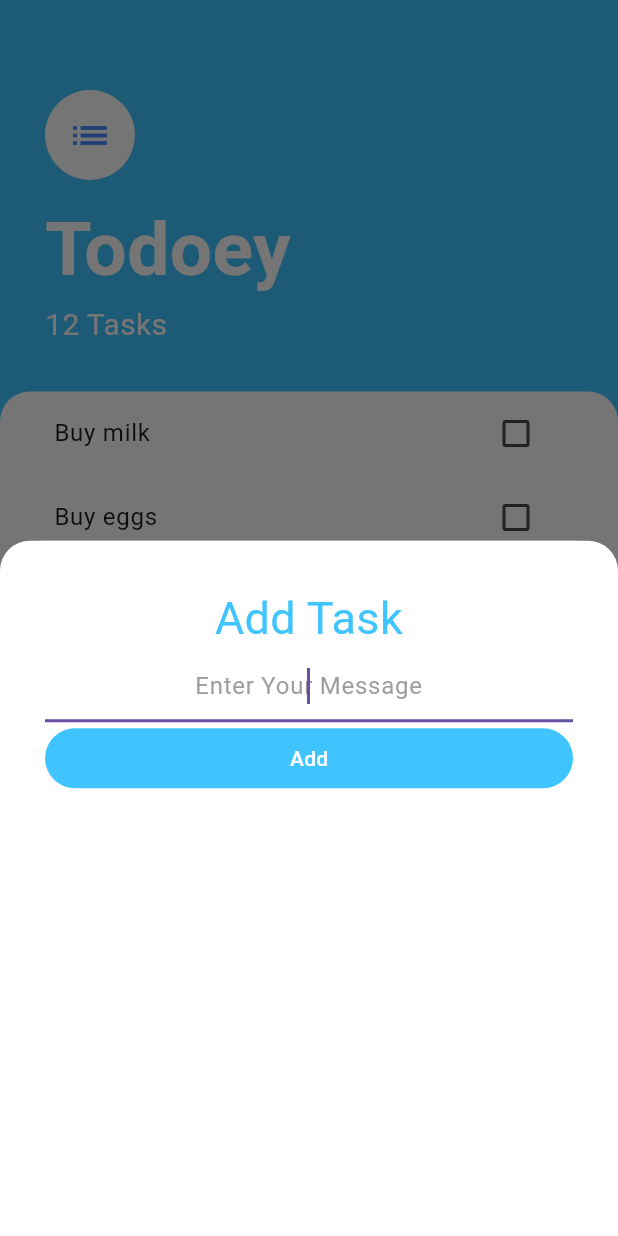
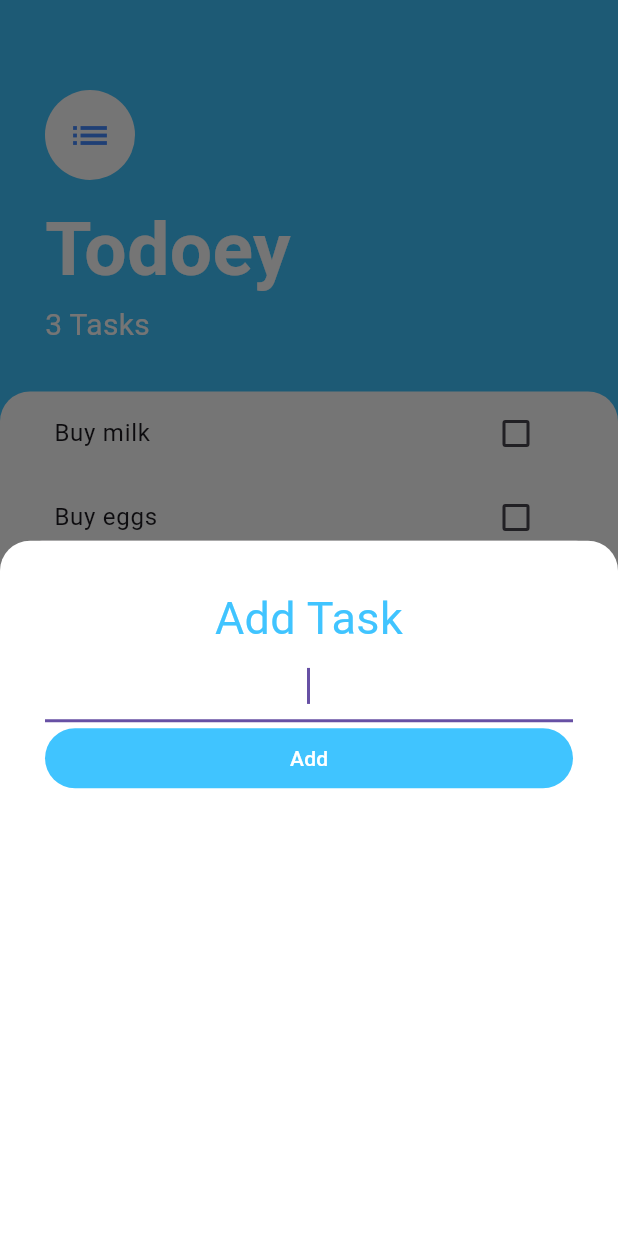
Before and after one commit to JuanBueno21/todoey_app, a Flutter app: the screen it shows after launch, after a tap on the "add" icon, on a phone screen of 412 x 824 dp. Run offline on Flutter 3.47's test engine with Material 3 defaults, Android fonts, the phone set to English and light mode, and no system bars.

Commit message:
[todoey] add more tasks into widget

```diff
--- a/lib/main.dart
+++ b/lib/main.dart
@@ -1,14 +1,14 @@
 import 'package:flutter/material.dart';
 import 'package:todoey_app/screens/tasks_screen.dart';
 
-void main() => runApp( const MyApp());
+void main() => runApp(const  MyApp());
 
 class MyApp extends StatelessWidget {
   const MyApp({super.key});
 
   @override
   Widget build(BuildContext context) {
-    return const MaterialApp(
+    return MaterialApp(
       debugShowCheckedModeBanner: false,
       home: TasksScreen(),
     );
--- a/lib/screens/add_task_screen.dart
+++ b/lib/screens/add_task_screen.dart
@@ -1,10 +1,15 @@
 import 'package:flutter/material.dart';
 
 class AddTaskScreen extends StatelessWidget {
-  const AddTaskScreen({super.key});
+
+  String newTaskTitle;
+  final Function addTaskCallback;
+
+  AddTaskScreen({Key? key, required this.addTaskCallback,required this.newTaskTitle}) : super(key: key);
 
   @override
   Widget build(BuildContext context) {
+
     return Container(
       color: const Color(0xff757575),
       child: Container(
@@ -22,11 +27,10 @@ class AddTaskScreen extends StatelessWidget {
             const Text("Add Task", textAlign: TextAlign.center,
               style: TextStyle(fontSize: 30.0, color: Colors.lightBlueAccent,),
             ),
-            const TextField(autofocus: true, textAlign: TextAlign.center,
-              decoration: InputDecoration(
-                hintText: "Enter Your Message",
-                hintStyle: TextStyle(color: Colors.grey),
-              ),
+            TextField(autofocus: true, textAlign: TextAlign.center,
+              onChanged: (newText) {
+              newTaskTitle = newText;
+              },
             ),
             TextButton(
               style: ButtonStyle(
@@ -37,7 +41,9 @@ class AddTaskScreen extends StatelessWidget {
                   Colors.lightBlueAccent,
                 ),
               ),
-              onPressed: () {},
+              onPressed: () {
+                addTaskCallback(newTaskTitle);
+              },
               child: const Text('Add'),
             )
           ],
--- a/lib/screens/tasks_screen.dart
+++ b/lib/screens/tasks_screen.dart
@@ -1,25 +1,43 @@
 import 'package:flutter/material.dart';
+import 'package:todoey_app/models/task.dart';
 import '../widgets/task_list.dart';
 import 'add_task_screen.dart';
 
 class TasksScreen extends StatefulWidget {
 
-  const TasksScreen({super.key});
+  TasksScreen({super.key});
 
   @override
   State<TasksScreen> createState() => _TasksScreenState();
 }
 
 class _TasksScreenState extends State<TasksScreen> {
+  final List<Task> tasks = [
+    Task(name: "Buy milk"),
+    Task(name: "Buy eggs"),
+    Task(name: "Buy bread"),
+  ];
+
   @override
   Widget build(BuildContext context) {
     return Scaffold(
       backgroundColor: Colors.lightBlueAccent,
       floatingActionButton: FloatingActionButton(
         backgroundColor: Colors.lightBlueAccent,
-        child: const Icon(Icons.add),
+        child: Icon(Icons.add),
         onPressed: () {
-          showModalBottomSheet(context: context, builder: (context) => const AddTaskScreen());
+          showModalBottomSheet(
+            context: context,
+            builder: (context) => AddTaskScreen(
+              addTaskCallback: (newTaskTitle) {
+                setState(() {
+                  tasks.add(Task(name: newTaskTitle ),
+                  );
+                });
+                Navigator.pop(context);
+              }, newTaskTitle: '',
+            ),
+          );
         },
       ),
       body: Column(
@@ -28,22 +46,21 @@ class _TasksScreenState extends State<TasksScreen> {
           Container(
             padding: const EdgeInsets.only(
                 top: 60.0, left: 30.0, right: 30.0, bottom: 30.0),
-            child: const Column(
+            child: Column(
               crossAxisAlignment: CrossAxisAlignment.start,
               children: [
-                CircleAvatar(
+                const CircleAvatar(
                     backgroundColor: Colors.white,
                     radius: 30.0,
-                    child:
-                        Icon(Icons.list, size: 30.0, color: Colors.blueAccent)),
-                SizedBox(height: 10.0),
-                Text("Todoey",
+                    child: Icon(Icons.list, size: 30.0, color: Colors.blueAccent)),
+                const SizedBox(height: 10.0),
+                const Text("Todoey",
                     style: TextStyle(
                         color: Colors.white,
                         fontSize: 50.0,
                         fontWeight: FontWeight.w700)),
-                Text("12 Tasks",
-                    style: TextStyle(color: Colors.white, fontSize: 20.0)),
+                Text("${tasks.length} Tasks",
+                    style: const TextStyle(color: Colors.white, fontSize: 20.0)),
               ],
             ),
           ),
@@ -57,7 +74,7 @@ class _TasksScreenState extends State<TasksScreen> {
                   topRight: Radius.circular(20.0),
                 ),
               ),
-              child: const TasksList(),
+              child: TasksList(tasks: tasks),
             ),
           ),
         ],
--- a/lib/widgets/task_list.dart
+++ b/lib/widgets/task_list.dart
@@ -1,37 +1,36 @@
 import 'package:flutter/cupertino.dart';
 import 'package:todoey_app/widgets/task_tile.dart';
-import 'package:todoey_app/models/task.dart';
+import '../models/task.dart';
 
 class TasksList extends StatefulWidget {
-  const TasksList({super.key});
+
+  final List<Task> tasks;
+
+  TasksList({super.key, required this.tasks});
 
   @override
   State<TasksList> createState() => _TasksListState();
 }
 
 class _TasksListState extends State<TasksList> {
-  List<Task> tasks = [
-    Task(name: "Buy milk"),
-    Task(name: "Buy eggs"),
-    Task(name: "Buy bread"),
-  ];
+
 
   @override
   Widget build(BuildContext context) {
     return ListView.builder(
       itemBuilder: (context, index) {
         return TaskTile(
-          isChecked: tasks[index].isDone,
-          taskTitle: tasks[index].name,
+          isChecked: widget.tasks[index].isDone,
+          taskTitle: widget.tasks[index].name,
           checkboxCallback: (checkBoxState) {
             setState(() {
-              tasks[index].toggleDone();
+              widget.tasks[index].toggleDone();
             });
           },
 
         );
       },
-      itemCount: tasks.length,
+      itemCount: widget.tasks.length,
     );
   }
 }
```
